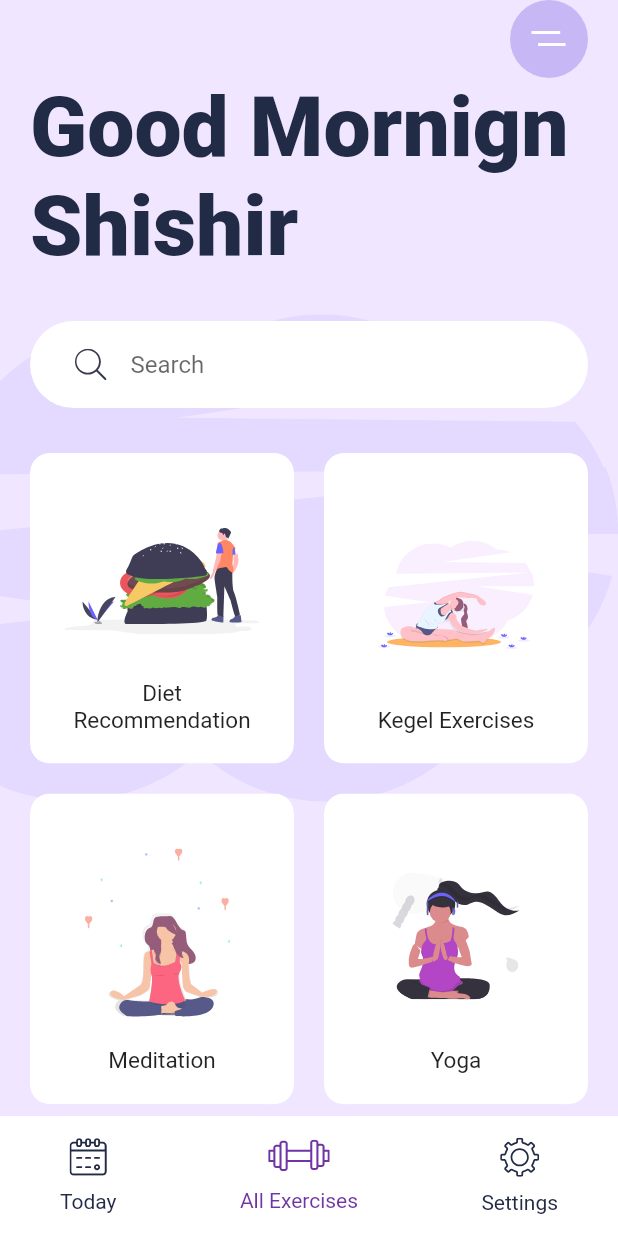
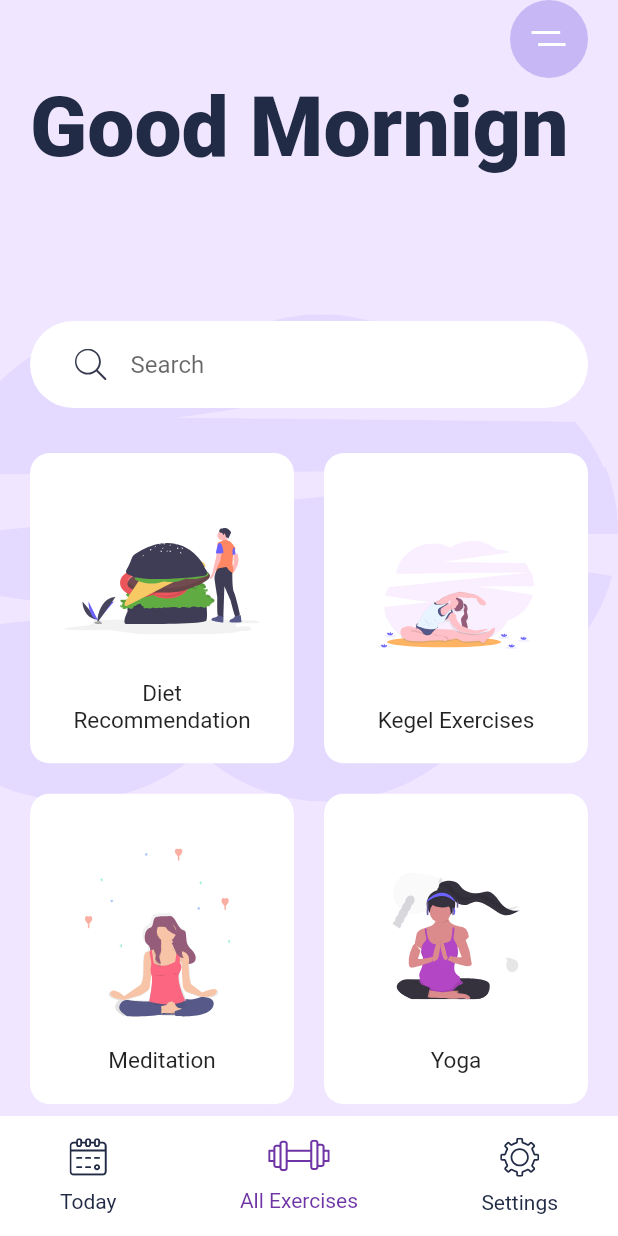
Before and after one commit to alinh99/engforit_flutter_project, a Flutter app: the HomeScreen screen opened by its route, on a phone screen of 412 x 824 dp. Run offline on Flutter 3.47's test engine with Material 2 defaults, Android fonts, the phone set to English and light mode, and no system bars; our stand-ins replace firebase_auth, firebase_core, flutter_svg, modal_progress_hud; accounts and stored records are empty.

Commit message:
updated code

```diff
--- a/lib/Screens/Home/components/body.dart
+++ b/lib/Screens/Home/components/body.dart
@@ -56,7 +56,7 @@ class _BodyState extends State<Body> {
                 ),
               ),
               Text(
-                "Good Mornign \nShishir",
+                "Good Mornign \n",
                 style: Theme.of(context)
                     .textTheme
                     .displayMedium
--- a/lib/Screens/Home/home_screen.dart
+++ b/lib/Screens/Home/home_screen.dart
@@ -11,8 +11,6 @@ class HomeScreen extends StatefulWidget {
 class _HomeScreenState extends State<HomeScreen> {
   @override
   Widget build(BuildContext context) {
-    Size size = MediaQuery.of(context)
-        .size; //this gonna give us total height and with of our device
     return Scaffold(
       bottomNavigationBar: BottomNavBar(),
       body: Body(),
--- a/lib/Screens/Signin/components/body.dart
+++ b/lib/Screens/Signin/components/body.dart
@@ -71,7 +71,7 @@ class _BodyState extends State<Body> {
                       Navigator.pushNamed(context, HomeScreen.id);
                     }
                     setState(() {
-                      showSpinner = true;
+                      showSpinner = false;
                     });
                   } catch (e) {
                     print(e);
```
Also changed, not shown: lib/Screens/Welcome/components/body.dart (+20 -18 lines), 2 other files.
